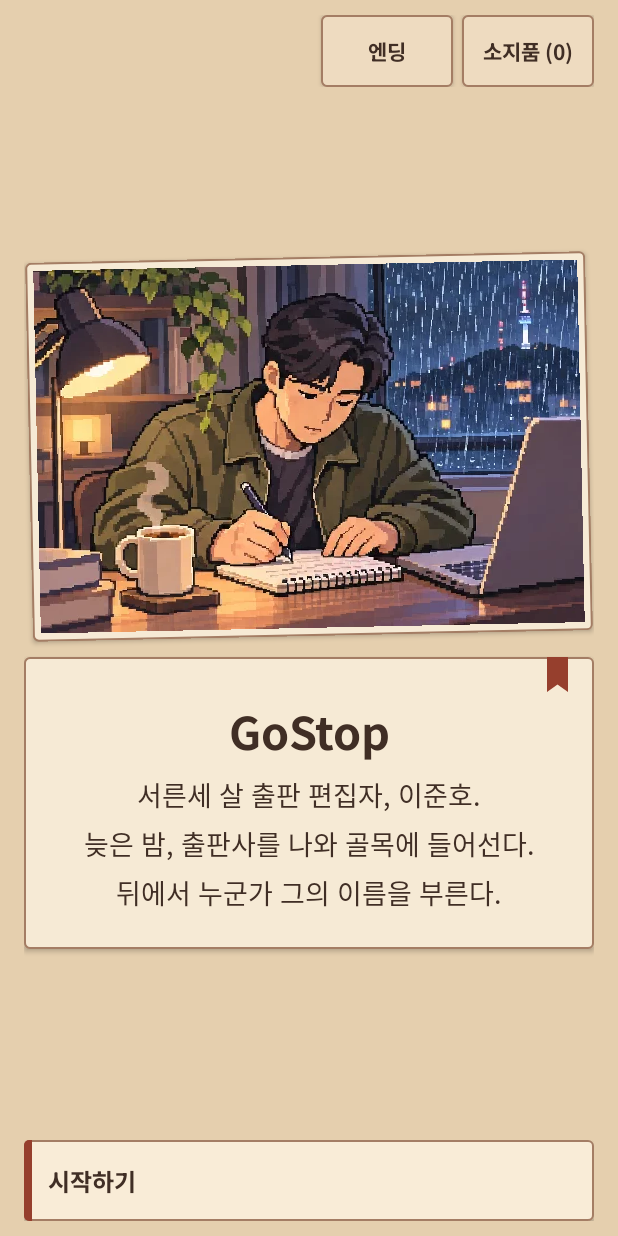
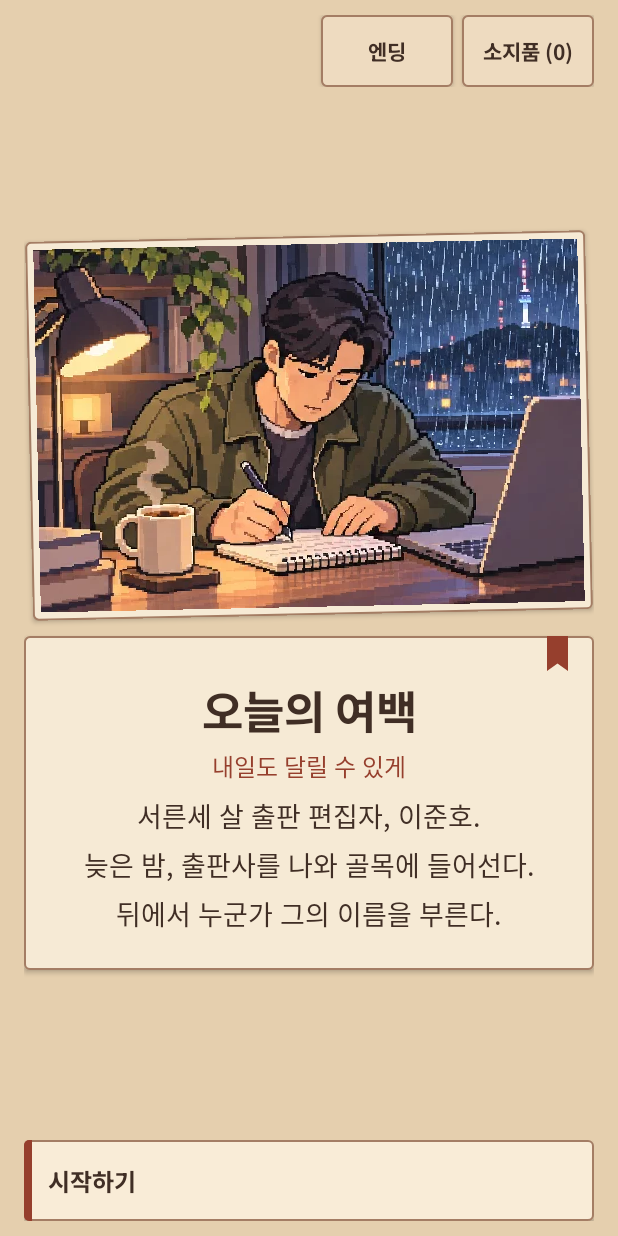
Before and after one commit to powerfulHimchan/GoStop, an Android app: the screen it shows after launch (MainActivity), on a phone screen of 412 x 824 dp. Run offline under Robolectric (Android 15) with nearby library versions, the phone set to English and light mode, and no system bars; Roboto replaces fonts that are not available here; 1 statement that could not run was skipped.

Commit message:
오늘의 여백 제목과 교정 표시 책 아이콘 적용

```diff
--- a/app/src/main/java/com/powerfulhimchan/gostop/MainActivity.java
+++ b/app/src/main/java/com/powerfulhimchan/gostop/MainActivity.java
@@ -70,6 +70,7 @@ public final class MainActivity extends Activity {
     private TextView brand;
     private TextView phase;
     private TextView title;
+    private TextView subtitle;
     private TextView description;
     private Button inventoryButton;
     private Button newStoryButton;
@@ -252,6 +253,10 @@ public final class MainActivity extends Activity {
             title.setAccessibilityHeading(true);
         }
         add(storyText, title, 3);
+        subtitle = text(16, BRICK, false);
+        subtitle.setText(R.string.intro_subtitle);
+        subtitle.setGravity(Gravity.CENTER);
+        add(storyText, subtitle, 4);
         description = text(18, INK, false);
         description.setLineSpacing(dp(6), 1);
         add(storyText, description, 8);
@@ -301,6 +306,7 @@ public final class MainActivity extends Activity {
         title.setTextSize(storyPage ? 24 : 30);
         title.setGravity(storyPage ? Gravity.START : Gravity.CENTER);
         description.setGravity(storyPage ? Gravity.START : Gravity.CENTER);
+        subtitle.setVisibility(page == Page.INTRO ? View.VISIBLE : View.GONE);
         phase.setVisibility(storyPage ? View.VISIBLE : View.GONE);
         description.setVisibility(storyPage || page == Page.INTRO ? View.VISIBLE : View.GONE);
         influences.removeAllViews();
--- /dev/null
+++ b/app/src/main/res/drawable-v26/app_icon.xml
@@ -0,0 +1,6 @@
+<adaptive-icon xmlns:android="http://schemas.android.com/apk/res/android">
+    <background android:drawable="@color/icon_teal" />
+    <foreground>
+        <inset android:inset="16%" android:drawable="@drawable/icon_book" />
+    </foreground>
+</adaptive-icon>
--- a/app/src/main/res/values/values.xml
+++ b/app/src/main/res/values/values.xml
@@ -1,5 +1,7 @@
 <resources>
-    <string name="app_name">GoStop</string>
+    <string name="app_name">오늘의 여백</string>
+    <string name="intro_subtitle">내일도 달릴 수 있게</string>
+    <color name="icon_teal">#19454A</color>
     <string name="ending_type">%1$s 엔딩</string>
     <string name="chapter">%1$d막</string>
     <string name="act_end">%1$d막 끝</string>
```
Also changed, not shown: app/src/main/res/drawable/app_icon.xml (+10 -7 lines), app/src/main/res/drawable/icon_book.xml (added, +16 -0 lines), 1 other file.
